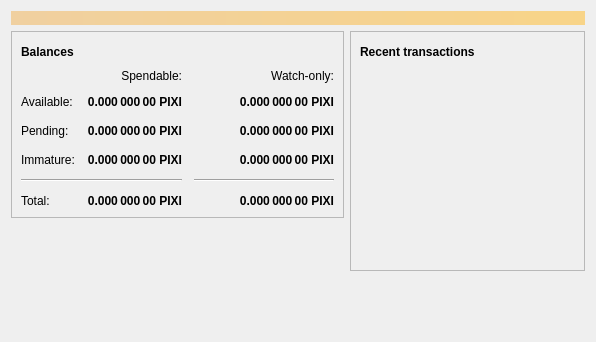
Above: src/qt/forms/overviewpage.ui from Oskii/Veggie before the change. Below: the same form after it.
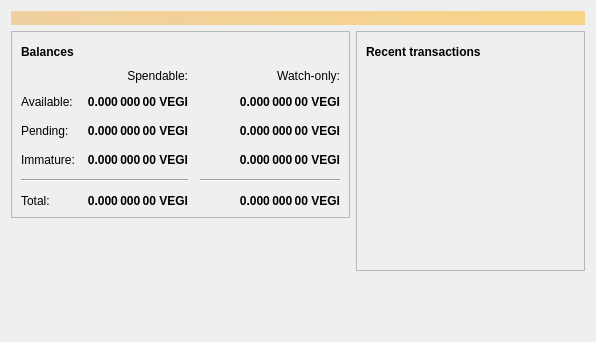
That is the form after the change. Icons and pictures are not drawn.

```diff
--- a/src/qt/forms/overviewpage.ui
+++ b/src/qt/forms/overviewpage.ui
@@ -129,7 +129,7 @@
                <string>Unconfirmed transactions to watch-only addresses</string>
               </property>
               <property name="text">
-               <string notr="true">0.000 000 00 PIXI</string>
+               <string notr="true">0.000 000 00 VEGI</string>
               </property>
               <property name="alignment">
                <set>Qt::AlignRight|Qt::AlignTrailing|Qt::AlignVCenter</set>
@@ -154,7 +154,7 @@
                <string>Total of transactions that have yet to be confirmed, and do not yet count toward the spendable balance</string>
               </property>
               <property name="text">
-               <string notr="true">0.000 000 00 PIXI</string>
+               <string notr="true">0.000 000 00 VEGI</string>
               </property>
               <property name="alignment">
                <set>Qt::AlignRight|Qt::AlignTrailing|Qt::AlignVCenter</set>
@@ -179,7 +179,7 @@
                <string>Mined balance in watch-only addresses that has not yet matured</string>
               </property>
               <property name="text">
-               <string notr="true">0.000 000 00 PIXI</string>
+               <string notr="true">0.000 000 00 VEGI</string>
               </property>
               <property name="alignment">
                <set>Qt::AlignRight|Qt::AlignTrailing|Qt::AlignVCenter</set>
@@ -237,7 +237,7 @@
                <string>Mined balance that has not yet matured</string>
               </property>
               <property name="text">
-               <string notr="true">0.000 000 00 PIXI</string>
+               <string notr="true">0.000 000 00 VEGI</string>
               </property>
               <property name="alignment">
                <set>Qt::AlignRight|Qt::AlignTrailing|Qt::AlignVCenter</set>
@@ -282,7 +282,7 @@
                <string>Your current total balance</string>
               </property>
               <property name="text">
-               <string notr="true">0.000 000 00 PIXI</string>
+               <string notr="true">0.000 000 00 VEGI</string>
               </property>
               <property name="alignment">
                <set>Qt::AlignRight|Qt::AlignTrailing|Qt::AlignVCenter</set>
@@ -307,7 +307,7 @@
                <string>Current total balance in watch-only addresses</string>
               </property>
               <property name="text">
-               <string notr="true">0.000 000 00 PIXI</string>
+               <string notr="true">0.000 000 00 VEGI</string>
               </property>
               <property name="alignment">
                <set>Qt::AlignRight|Qt::AlignTrailing|Qt::AlignVCenter</set>
@@ -349,7 +349,7 @@
                <string>Your current spendable balance</string>
               </property>
               <property name="text">
-               <string notr="true">0.000 000 00 PIXI</string>
+               <string notr="true">0.000 000 00 VEGI</string>
               </property>
               <property name="alignment">
                <set>Qt::AlignRight|Qt::AlignTrailing|Qt::AlignVCenter</set>
@@ -374,7 +374,7 @@
                <string>Your current balance in watch-only addresses</string>
               </property>
               <property name="text">
-               <string notr="true">0.000 000 00 PIXI</string>
+               <string notr="true">0.000 000 00 VEGI</string>
               </property>
               <property name="alignment">
                <set>Qt::AlignRight|Qt::AlignTrailing|Qt::AlignVCenter</set>
```
